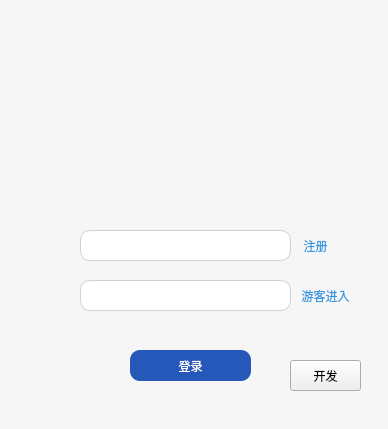
First picture: the form in login.ui, repository Dansheng/FlightSystem, before the edit.
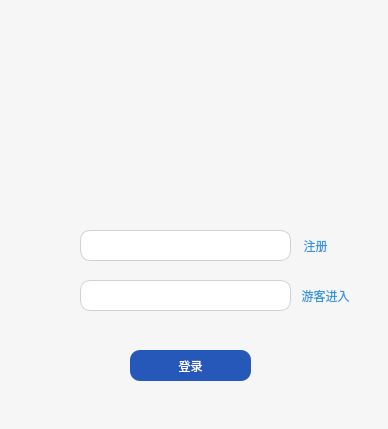
Second picture: the form after the edit. Icons and pictures are not drawn.

Diff of the .ui file:
```diff
--- a/login.ui
+++ b/login.ui
@@ -220,19 +220,6 @@
     <string/>
    </property>
   </widget>
-  <widget class="QPushButton" name="dev">
-   <property name="geometry">
-    <rect>
-     <x>290</x>
-     <y>360</y>
-     <width>71</width>
-     <height>31</height>
-    </rect>
-   </property>
-   <property name="text">
-    <string>开发</string>
-   </property>
-  </widget>
   <zorder>Background</zorder>
   <zorder>Logo</zorder>
   <zorder>UserName_Edit</zorder>
```
Left out of the diff: 1 changed line with no effect on the pictures.
